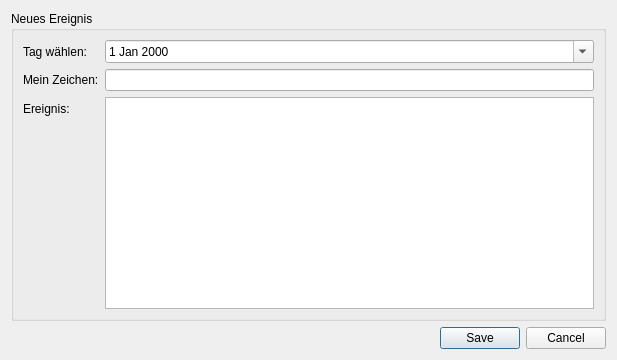
Above: drk_client/newereignisdialog.ui from Robotregent/EBP before the change. Below: the same form after it.
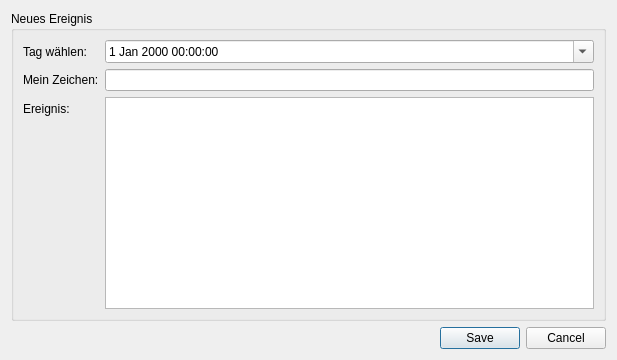
That is the form after the change.

Commit message: Widgets für Betreuungsdokumentation designt. Das Layout Leistungsträgerboxen orientiert sich an der screensize. Neue Wohngruppenereignisse werden jetzt in Popups eingetragen. Damit ist Bildschirm aufgeräumter.

```diff
--- a/drk_client/newereignisdialog.ui
+++ b/drk_client/newereignisdialog.ui
@@ -36,13 +36,6 @@
         </property>
        </widget>
       </item>
-      <item row="0" column="1">
-       <widget class="QDateEdit" name="dateEdit">
-        <property name="calendarPopup">
-         <bool>true</bool>
-        </property>
-       </widget>
-      </item>
       <item row="3" column="0">
        <widget class="QLabel" name="label_2">
         <property name="text">
@@ -70,6 +63,13 @@
         </property>
        </widget>
       </item>
+      <item row="0" column="1">
+       <widget class="QDateTimeEdit" name="dateTimeEdit">
+        <property name="calendarPopup">
+         <bool>true</bool>
+        </property>
+       </widget>
+      </item>
      </layout>
     </widget>
    </item>
```
The commit also changes 19 other files.
